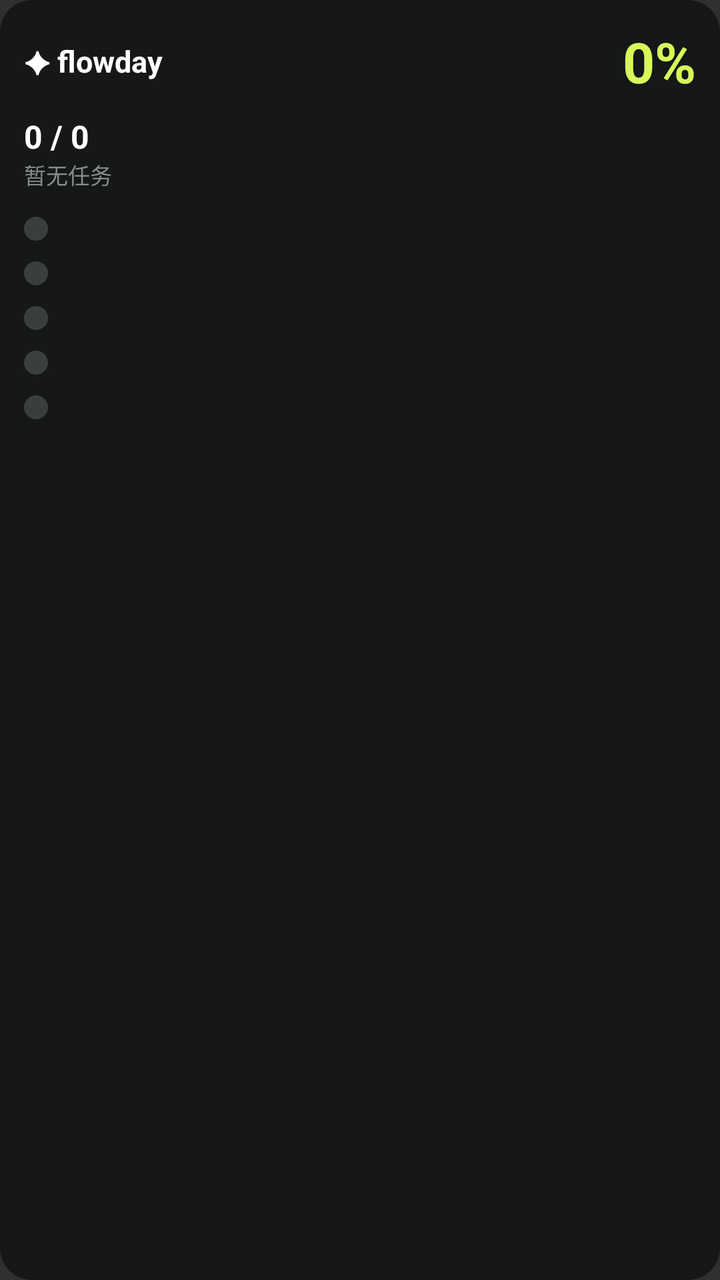
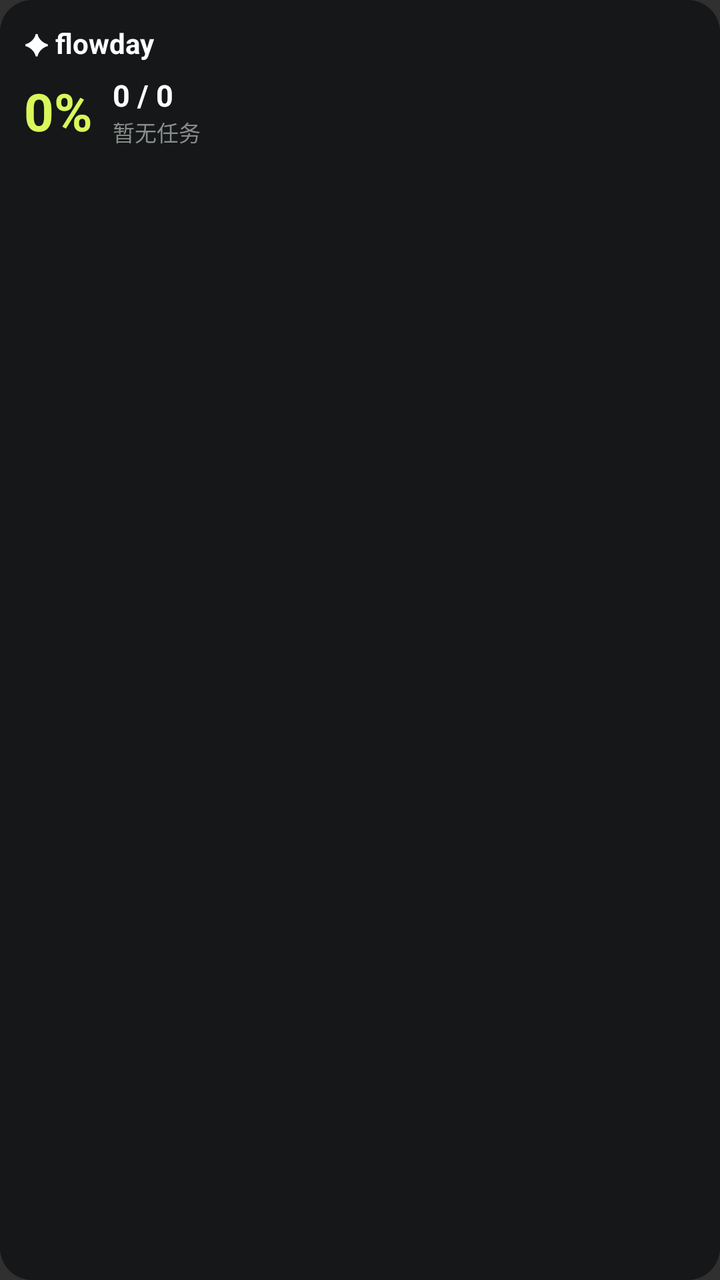

An Android layout rendered at two revisions. The XML below is the earlier revision; the diff shows what the commit changed to produce the second picture.
<!-- AndroidManifest.xml: application theme android:Theme.Material.NoActionBar -->
<!-- res/layout/widget_layout.xml -->
<?xml version="1.0" encoding="utf-8"?>
<LinearLayout xmlns:android="http://schemas.android.com/apk/res/android"
    android:id="@+id/widget_root"
    android:layout_width="match_parent"
    android:layout_height="match_parent"
    android:orientation="vertical"
    android:background="@drawable/widget_bg"
    android:padding="12dp">

    <LinearLayout
        android:layout_width="match_parent"
        android:layout_height="wrap_content"
        android:orientation="horizontal"
        android:gravity="center_vertical"
        android:layout_marginBottom="8dp">

        <TextView
            android:layout_width="0dp"
            android:layout_height="wrap_content"
            android:layout_weight="1"
            android:text="✦ flowday"
            android:textColor="#ffffff"
            android:textSize="15sp"
            android:textStyle="bold" />

        <TextView
            android:id="@+id/w_percent"
            android:layout_width="wrap_content"
            android:layout_height="wrap_content"
            android:text="0%"
            android:textColor="#d9f75b"
            android:textSize="28sp"
            android:textStyle="bold" />
    </LinearLayout>

    <TextView
        android:id="@+id/w_done"
        android:layout_width="wrap_content"
        android:layout_height="wrap_content"
        android:text="0 / 0"
        android:textColor="#ffffff"
        android:textSize="16sp"
        android:textStyle="bold" />

    <TextView
        android:id="@+id/w_msg"
        android:layout_width="wrap_content"
        android:layout_height="wrap_content"
        android:text="暂无任务"
        android:textColor="#888c8a"
        android:textSize="11sp"
        android:layout_marginBottom="8dp" />

    <LinearLayout
        android:id="@+id/w_tasks"
        android:layout_width="match_parent"
        android:layout_height="wrap_content"
        android:orientation="vertical">

        
        <LinearLayout android:layout_width="match_parent" android:layout_height="wrap_content"
            android:orientation="horizontal" android:gravity="center_vertical"
            android:paddingVertical="3dp">
            <TextView android:id="@+id/w_dot1" android:layout_width="12dp" android:layout_height="12dp"
                android:layout_marginEnd="8dp" android:background="@drawable/dot_default"
                android:text="" android:textColor="#151718" android:textSize="8sp" android:gravity="center" />
            <TextView android:id="@+id/w_label1" android:layout_width="0dp" android:layout_height="wrap_content"
                android:layout_weight="1" android:text="" android:textColor="#d0d3d1"
                android:textSize="12sp" android:textStyle="bold"
                android:maxLines="1" android:ellipsize="end" />
            <TextView android:id="@+id/w_time1" android:layout_width="wrap_content" android:layout_height="wrap_content"
                android:text="" android:textColor="#6a706d" android:textSize="10sp" />
        </LinearLayout>

        
        <LinearLayout android:layout_width="match_parent" android:layout_height="wrap_content"
            android:orientation="horizontal" android:gravity="center_vertical"
            android:paddingVertical="3dp">
            <TextView android:id="@+id/w_dot2" android:layout_width="12dp" android:layout_height="12dp"
                android:layout_marginEnd="8dp" android:background="@drawable/dot_default"
                android:text="" android:textColor="#151718" android:textSize="8sp" android:gravity="center" />
            <TextView android:id="@+id/w_label2" android:layout_width="0dp" android:layout_height="wrap_content"
                android:layout_weight="1" android:text="" android:textColor="#d0d3d1"
                android:textSize="12sp" android:textStyle="bold"
                android:maxLines="1" android:ellipsize="end" />
            <TextView android:id="@+id/w_time2" android:layout_width="wrap_content" android:layout_height="wrap_content"
                android:text="" android:textColor="#6a706d" android:textSize="10sp" />
        </LinearLayout>

        
        <LinearLayout android:layout_width="match_parent" android:layout_height="wrap_content"
            android:orientation="horizontal" android:gravity="center_vertical"
            android:paddingVertical="3dp">
            <TextView android:id="@+id/w_dot3" android:layout_width="12dp" android:layout_height="12dp"
                android:layout_marginEnd="8dp" android:background="@drawable/dot_default"
                android:text="" android:textColor="#151718" android:textSize="8sp" android:gravity="center" />
            <TextView android:id="@+id/w_label3" android:layout_width="0dp" android:layout_height="wrap_content"
                android:layout_weight="1" android:text="" android:textColor="#d0d3d1"
                android:textSize="12sp" android:textStyle="bold"
                android:maxLines="1" android:ellipsize="end" />
            <TextView android:id="@+id/w_time3" android:layout_width="wrap_content" android:layout_height="wrap_content"
                android:text="" android:textColor="#6a706d" android:textSize="10sp" />
        </LinearLayout>

        
        <LinearLayout android:layout_width="match_parent" android:layout_height="wrap_content"
            android:orientation="horizontal" android:gravity="center_vertical"
            android:paddingVertical="3dp">
            <TextView android:id="@+id/w_dot4" android:layout_width="12dp" android:layout_height="12dp"
                android:layout_marginEnd="8dp" android:background="@drawable/dot_default"
                android:text="" android:textColor="#151718" android:textSize="8sp" android:gravity="center" />
            <TextView android:id="@+id/w_label4" android:layout_width="0dp" android:layout_height="wrap_content"
                android:layout_weight="1" android:text="" android:textColor="#d0d3d1"
                android:textSize="12sp" android:textStyle="bold"
                android:maxLines="1" android:ellipsize="end" />
            <TextView android:id="@+id/w_time4" android:layout_width="wrap_content" android:layout_height="wrap_content"
                android:text="" android:textColor="#6a706d" android:textSize="10sp" />
        </LinearLayout>

        
        <LinearLayout android:layout_width="match_parent" android:layout_height="wrap_content"
            android:orientation="horizontal" android:gravity="center_vertical"
            android:paddingVertical="3dp">
            <TextView android:id="@+id/w_dot5" android:layout_width="12dp" android:layout_height="12dp"
                android:layout_marginEnd="8dp" android:background="@drawable/dot_default"
                android:text="" android:textColor="#151718" android:textSize="8sp" android:gravity="center" />
            <TextView android:id="@+id/w_label5" android:layout_width="0dp" android:layout_height="wrap_content"
                android:layout_weight="1" android:text="" android:textColor="#d0d3d1"
                android:textSize="12sp" android:textStyle="bold"
                android:maxLines="1" android:ellipsize="end" />
            <TextView android:id="@+id/w_time5" android:layout_width="wrap_content" android:layout_height="wrap_content"
                android:text="" android:textColor="#6a706d" android:textSize="10sp" />
        </LinearLayout>

    </LinearLayout>

    <TextView
        android:id="@+id/w_more"
        android:layout_width="wrap_content"
        android:layout_height="wrap_content"
        android:text="+2 项"
        android:textColor="#5a5f5d"
        android:textSize="10sp"
        android:layout_marginTop="4dp"
        android:visibility="gone" />

    <TextView
        android:id="@+id/w_empty"
        android:layout_width="wrap_content"
        android:layout_height="wrap_content"
        android:text="还没有安排"
        android:textColor="#4a4f4d"
        android:textSize="11sp"
        android:visibility="gone" />

</LinearLayout>
<!-- resources referenced by this layout -->
<resources>
  <!-- drawable dot_default (drawable) -->
  <?xml version="1.0" encoding="utf-8"?>
  <shape xmlns:android="http://schemas.android.com/apk/res/android" android:shape="oval">
      <solid android:color="#3a3f3d" />
      <size android:width="10dp" android:height="10dp" />
  </shape>
  <!-- drawable widget_bg (drawable) -->
  <?xml version="1.0" encoding="utf-8"?>
  <shape xmlns:android="http://schemas.android.com/apk/res/android"
      android:shape="rectangle">
      <solid android:color="#151718" />
      <corners android:radius="16dp" />
  </shape>
</resources>

<!-- the commit's change to res/layout/widget_layout.xml (unified diff, before → after) -->
@@ -7,6 +7,33 @@
     android:background="@drawable/widget_bg"
     android:padding="12dp">
 
+    
+    <LinearLayout
+        android:layout_width="match_parent"
+        android:layout_height="wrap_content"
+        android:orientation="horizontal"
+        android:gravity="center_vertical"
+        android:layout_marginBottom="6dp">
+
+        <TextView
+            android:layout_width="0dp"
+            android:layout_height="wrap_content"
+            android:layout_weight="1"
+            android:text="✦ flowday"
+            android:textColor="#ffffff"
+            android:textSize="14sp"
+            android:textStyle="bold" />
+
+        <TextView
+            android:id="@+id/w_date"
+            android:layout_width="wrap_content"
+            android:layout_height="wrap_content"
+            android:text=""
+            android:textColor="#5a5f5d"
+            android:textSize="10sp" />
+    </LinearLayout>
+
+    
     <LinearLayout
         android:layout_width="match_parent"
         android:layout_height="wrap_content"
@@ -15,121 +42,172 @@
         android:layout_marginBottom="8dp">
 
         <TextView
-            android:layout_width="0dp"
-            android:layout_height="wrap_content"
-            android:layout_weight="1"
-            android:text="✦ flowday"
-            android:textColor="#ffffff"
-            android:textSize="15sp"
-            android:textStyle="bold" />
-
-        <TextView
             android:id="@+id/w_percent"
             android:layout_width="wrap_content"
             android:layout_height="wrap_content"
             android:text="0%"
             android:textColor="#d9f75b"
-            android:textSize="28sp"
-            android:textStyle="bold" />
+            android:textSize="26sp"
+            android:textStyle="bold"
+            android:layout_marginEnd="10dp" />
+
+        <LinearLayout
+            android:layout_width="0dp"
+            android:layout_height="wrap_content"
+            android:layout_weight="1"
+            android:orientation="vertical">
+            <TextView
+                android:id="@+id/w_done"
+                android:layout_width="wrap_content"
+                android:layout_height="wrap_content"
+                android:text="0 / 0"
+                android:textColor="#ffffff"
+                android:textSize="15sp"
+                android:textStyle="bold" />
+            <TextView
+                android:id="@+id/w_msg"
+                android:layout_width="wrap_content"
+                android:layout_height="wrap_content"
+                android:text="暂无任务"
+                android:textColor="#888c8a"
+                android:textSize="11sp" />
+        </LinearLayout>
     </LinearLayout>
 
-    <TextView
-        android:id="@+id/w_done"
-        android:layout_width="wrap_content"
-        android:layout_height="wrap_content"
-        android:text="0 / 0"
-        android:textColor="#ffffff"
-        android:textSize="16sp"
-        android:textStyle="bold" />
-
-    <TextView
-        android:id="@+id/w_msg"
-        android:layout_width="wrap_content"
-        android:layout_height="wrap_content"
-        android:text="暂无任务"
-        android:textColor="#888c8a"
-        android:textSize="11sp"
-        android:layout_marginBottom="8dp" />
-
+    
     <LinearLayout
-        android:id="@+id/w_tasks"
         android:layout_width="match_parent"
         android:layout_height="wrap_content"
         android:orientation="vertical">
 
         
-        <LinearLayout android:layout_width="match_parent" android:layout_height="wrap_content"
-            android:orientation="horizontal" android:gravity="center_vertical"
-            android:paddingVertical="3dp">
-            <TextView android:id="@+id/w_dot1" android:layout_width="12dp" android:layout_height="12dp"
-                android:layout_marginEnd="8dp" android:background="@drawable/dot_default"
-                android:text="" android:textColor="#151718" android:textSize="8sp" android:gravity="center" />
-            <TextView android:id="@+id/w_label1" android:layout_width="0dp" android:layout_height="wrap_content"
-                android:layout_weight="1" android:text="" android:textColor="#d0d3d1"
-                android:textSize="12sp" android:textStyle="bold"
-                android:maxLines="1" android:ellipsize="end" />
-            <TextView android:id="@+id/w_time1" android:layout_width="wrap_content" android:layout_height="wrap_content"
-                android:text="" android:textColor="#6a706d" android:textSize="10sp" />
-        </LinearLayout>
-
-        
-        <LinearLayout android:layout_width="match_parent" android:layout_height="wrap_content"
-            android:orientation="horizontal" android:gravity="center_vertical"
-            android:paddingVertical="3dp">
-            <TextView android:id="@+id/w_dot2" android:layout_width="12dp" android:layout_height="12dp"
-                android:layout_marginEnd="8dp" android:background="@drawable/dot_default"
-                android:text="" android:textColor="#151718" android:textSize="8sp" android:gravity="center" />
-            <TextView android:id="@+id/w_label2" android:layout_width="0dp" android:layout_height="wrap_content"
-                android:layout_weight="1" android:text="" android:textColor="#d0d3d1"
-                android:textSize="12sp" android:textStyle="bold"
-                android:maxLines="1" android:ellipsize="end" />
-            <TextView android:id="@+id/w_time2" android:layout_width="wrap_content" android:layout_height="wrap_content"
-                android:text="" android:textColor="#6a706d" android:textSize="10sp" />
-        </LinearLayout>
-
-        
-        <LinearLayout android:layout_width="match_parent" android:layout_height="wrap_content"
-            android:orientation="horizontal" android:gravity="center_vertical"
-            android:paddingVertical="3dp">
-            <TextView android:id="@+id/w_dot3" android:layout_width="12dp" android:layout_height="12dp"
-                android:layout_marginEnd="8dp" android:background="@drawable/dot_default"
-                android:text="" android:textColor="#151718" android:textSize="8sp" android:gravity="center" />
-            <TextView android:id="@+id/w_label3" android:layout_width="0dp" android:layout_height="wrap_content"
-                android:layout_weight="1" android:text="" android:textColor="#d0d3d1"
-                android:textSize="12sp" android:textStyle="bold"
-                android:maxLines="1" android:ellipsize="end" />
-            <TextView android:id="@+id/w_time3" android:layout_width="wrap_content" android:layout_height="wrap_content"
-                android:text="" android:textColor="#6a706d" android:textSize="10sp" />
-        </LinearLayout>
-
-        
-        <LinearLayout android:layout_width="match_parent" android:layout_height="wrap_content"
-            android:orientation="horizontal" android:gravity="center_vertical"
-            android:paddingVertical="3dp">
-            <TextView android:id="@+id/w_dot4" android:layout_width="12dp" android:layout_height="12dp"
-                android:layout_marginEnd="8dp" android:background="@drawable/dot_default"
-                android:text="" android:textColor="#151718" android:textSize="8sp" android:gravity="center" />
-            <TextView android:id="@+id/w_label4" android:layout_width="0dp" android:layout_height="wrap_content"
-                android:layout_weight="1" android:text="" android:textColor="#d0d3d1"
-                android:textSize="12sp" android:textStyle="bold"
-                android:maxLines="1" android:ellipsize="end" />
-            <TextView android:id="@+id/w_time4" android:layout_width="wrap_content" android:layout_height="wrap_content"
-                android:text="" android:textColor="#6a706d" android:textSize="10sp" />
-        </LinearLayout>
-
-        
-        <LinearLayout android:layout_width="match_parent" android:layout_height="wrap_content"
-            android:orientation="horizontal" android:gravity="center_vertical"
-            android:paddingVertical="3dp">
-            <TextView android:id="@+id/w_dot5" android:layout_width="12dp" android:layout_height="12dp"
-                android:layout_marginEnd="8dp" android:background="@drawable/dot_default"
-                android:text="" android:textColor="#151718" android:textSize="8sp" android:gravity="center" />
-            <TextView android:id="@+id/w_label5" android:layout_width="0dp" android:layout_height="wrap_content"
-                android:layout_weight="1" android:text="" android:textColor="#d0d3d1"
-                android:textSize="12sp" android:textStyle="bold"
-                android:maxLines="1" android:ellipsize="end" />
-            <TextView android:id="@+id/w_time5" android:layout_width="wrap_content" android:layout_height="wrap_content"
-                android:text="" android:textColor="#6a706d" android:textSize="10sp" />
+        <LinearLayout android:id="@+id/w_row1"
+            android:layout_width="match_parent" android:layout_height="wrap_content"
+            android:orientation="vertical"
+            android:paddingVertical="3dp" android:paddingHorizontal="6dp"
+            android:layout_marginBottom="3dp">
+            <LinearLayout
+                android:layout_width="match_parent" android:layout_height="wrap_content"
+                android:orientation="horizontal" android:gravity="center_vertical">
+                <TextView android:id="@+id/w_dot1" android:layout_width="0dp" android:layout_height="0dp"
+                    android:visibility="gone" />
+                <TextView android:id="@+id/w_label1"
+                    android:layout_width="0dp" android:layout_height="wrap_content" android:layout_weight="1"
+                    android:text="" android:textColor="#e8e8e8"
+                    android:textSize="12sp" android:textStyle="bold"
+                    android:maxLines="1" android:ellipsize="end" />
+                <TextView android:id="@+id/w_time1"
+                    android:layout_width="wrap_content" android:layout_height="wrap_content"
+                    android:text="" android:textColor="#d0d3d1" android:textSize="10sp" />
+            </LinearLayout>
+            <TextView android:id="@+id/w_loc1"
+                android:layout_width="wrap_content" android:layout_height="wrap_content"
+                android:text="" android:textColor="#6a706d" android:textSize="9sp"
+                android:maxLines="1" android:ellipsize="end" />
+        </LinearLayout>
+
+        
+        <LinearLayout android:id="@+id/w_row2"
+            android:layout_width="match_parent" android:layout_height="wrap_content"
+            android:orientation="vertical"
+            android:paddingVertical="3dp" android:paddingHorizontal="6dp"
+            android:layout_marginBottom="3dp">
+            <LinearLayout
+                android:layout_width="match_parent" android:layout_height="wrap_content"
+                android:orientation="horizontal" android:gravity="center_vertical">
+                <TextView android:id="@+id/w_dot2" android:layout_width="0dp" android:layout_height="0dp"
+                    android:visibility="gone" />
+                <TextView android:id="@+id/w_label2"
+                    android:layout_width="0dp" android:layout_height="wrap_content" android:layout_weight="1"
+                    android:text="" android:textColor="#e8e8e8"
+                    android:textSize="12sp" android:textStyle="bold"
+                    android:maxLines="1" android:ellipsize="end" />
+                <TextView android:id="@+id/w_time2"
+                    android:layout_width="wrap_content" android:layout_height="wrap_content"
+                    android:text="" android:textColor="#d0d3d1" android:textSize="10sp" />
+            </LinearLayout>
+            <TextView android:id="@+id/w_loc2"
+                android:layout_width="wrap_content" android:layout_height="wrap_content"
+                android:text="" android:textColor="#6a706d" android:textSize="9sp"
+                android:maxLines="1" android:ellipsize="end" />
+        </LinearLayout>
+
+        
+        <LinearLayout android:id="@+id/w_row3"
+            android:layout_width="match_parent" android:layout_height="wrap_content"
+            android:orientation="vertical"
+            android:paddingVertical="3dp" android:paddingHorizontal="6dp"
+            android:layout_marginBottom="3dp">
+            <LinearLayout
+                android:layout_width="match_parent" android:layout_height="wrap_content"
+                android:orientation="horizontal" android:gravity="center_vertical">
+                <TextView android:id="@+id/w_dot3" android:layout_width="0dp" android:layout_height="0dp"
+                    android:visibility="gone" />
+                <TextView android:id="@+id/w_label3"
+                    android:layout_width="0dp" android:layout_height="wrap_content" android:layout_weight="1"
+                    android:text="" android:textColor="#e8e8e8"
+                    android:textSize="12sp" android:textStyle="bold"
+                    android:maxLines="1" android:ellipsize="end" />
+                <TextView android:id="@+id/w_time3"
+                    android:layout_width="wrap_content" android:layout_height="wrap_content"
+                    android:text="" android:textColor="#d0d3d1" android:textSize="10sp" />
+            </LinearLayout>
+            <TextView android:id="@+id/w_loc3"
+                android:layout_width="wrap_content" android:layout_height="wrap_content"
+                android:text="" android:textColor="#6a706d" android:textSize="9sp"
+                android:maxLines="1" android:ellipsize="end" />
+        </LinearLayout>
+
+        
+        <LinearLayout android:id="@+id/w_row4"
+            android:layout_width="match_parent" android:layout_height="wrap_content"
+            android:orientation="vertical"
+            android:paddingVertical="3dp" android:paddingHorizontal="6dp"
+            android:layout_marginBottom="3dp">
+            <LinearLayout
+                android:layout_width="match_parent" android:layout_height="wrap_content"
+                android:orientation="horizontal" android:gravity="center_vertical">
+                <TextView android:id="@+id/w_dot4" android:layout_width="0dp" android:layout_height="0dp"
+                    android:visibility="gone" />
+                <TextView android:id="@+id/w_label4"
+                    android:layout_width="0dp" android:layout_height="wrap_content" android:layout_weight="1"
+                    android:text="" android:textColor="#e8e8e8"
+                    android:textSize="12sp" android:textStyle="bold"
+                    android:maxLines="1" android:ellipsize="end" />
+                <TextView android:id="@+id/w_time4"
+                    android:layout_width="wrap_content" android:layout_height="wrap_content"
+                    android:text="" android:textColor="#d0d3d1" android:textSize="10sp" />
+            </LinearLayout>
+            <TextView android:id="@+id/w_loc4"
+                android:layout_width="wrap_content" android:layout_height="wrap_content"
+                android:text="" android:textColor="#6a706d" android:textSize="9sp"
+                android:maxLines="1" android:ellipsize="end" />
+        </LinearLayout>
+
+        
+        <LinearLayout android:id="@+id/w_row5"
+            android:layout_width="match_parent" android:layout_height="wrap_content"
+            android:orientation="vertical"
+            android:paddingVertical="3dp" android:paddingHorizontal="6dp"
+            android:layout_marginBottom="3dp">
+            <LinearLayout
+                android:layout_width="match_parent" android:layout_height="wrap_content"
+                android:orientation="horizontal" android:gravity="center_vertical">
+                <TextView android:id="@+id/w_dot5" android:layout_width="0dp" android:layout_height="0dp"
+                    android:visibility="gone" />
+                <TextView android:id="@+id/w_label5"
+                    android:layout_width="0dp" android:layout_height="wrap_content" android:layout_weight="1"
+                    android:text="" android:textColor="#e8e8e8"
+                    android:textSize="12sp" android:textStyle="bold"
+                    android:maxLines="1" android:ellipsize="end" />
+                <TextView android:id="@+id/w_time5"
+                    android:layout_width="wrap_content" android:layout_height="wrap_content"
+                    android:text="" android:textColor="#d0d3d1" android:textSize="10sp" />
+            </LinearLayout>
+            <TextView android:id="@+id/w_loc5"
+                android:layout_width="wrap_content" android:layout_height="wrap_content"
+                android:text="" android:textColor="#6a706d" android:textSize="9sp"
+                android:maxLines="1" android:ellipsize="end" />
         </LinearLayout>
 
     </LinearLayout>
<!-- resource entries referenced after the edit -->
@@ -1,11 +1,5 @@
 <!-- resources referenced by this layout -->
 <resources>
-  <!-- drawable dot_default (drawable) -->
-  <?xml version="1.0" encoding="utf-8"?>
-  <shape xmlns:android="http://schemas.android.com/apk/res/android" android:shape="oval">
-      <solid android:color="#3a3f3d" />
-      <size android:width="10dp" android:height="10dp" />
-  </shape>
   <!-- drawable widget_bg (drawable) -->
   <?xml version="1.0" encoding="utf-8"?>
   <shape xmlns:android="http://schemas.android.com/apk/res/android"
